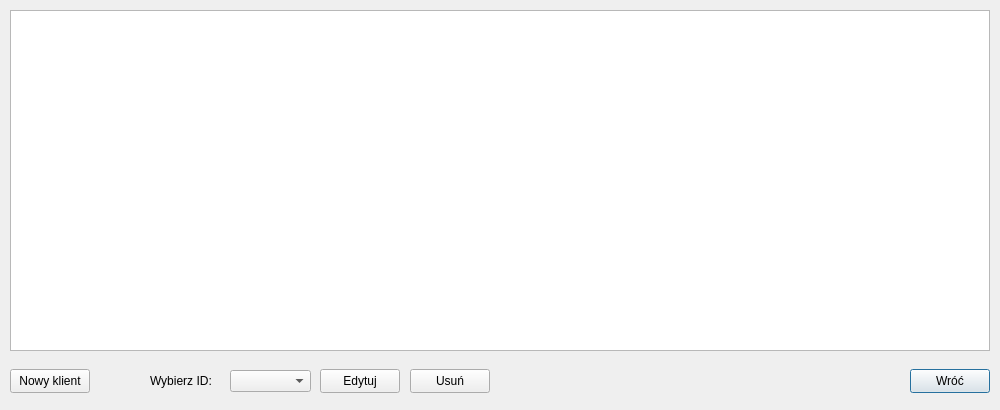
Old version of the form clientswindow.ui in the repository DzimiX/ProgramSprzedazowy.
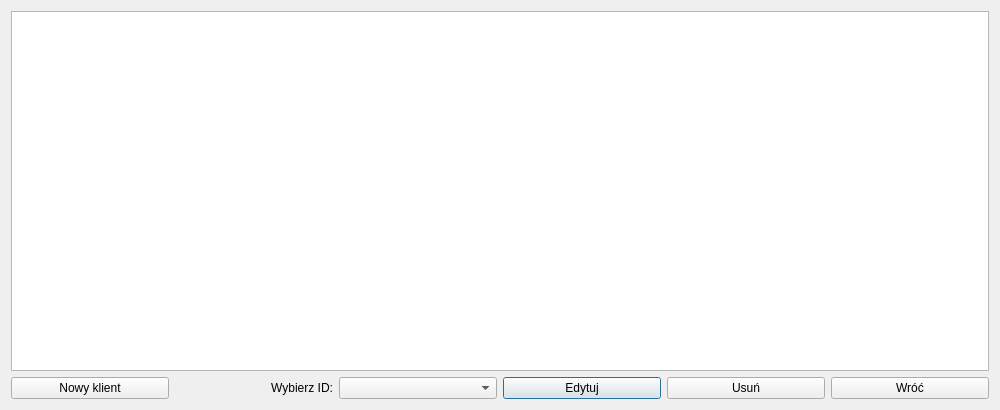
New version of the form.

What changed in the file:
```diff
--- a/clientswindow.ui
+++ b/clientswindow.ui
@@ -13,28 +13,23 @@
   <property name="windowTitle">
    <string>Kontrahenci</string>
   </property>
-  <widget class="QLabel" name="label_6">
-   <property name="geometry">
-    <rect>
-     <x>150</x>
-     <y>370</y>
-     <width>71</width>
-     <height>21</height>
-    </rect>
-   </property>
+  <layout class="QGridLayout" name="gridLayout">
+   <item row="1" column="3">
+    <widget class="QPushButton" name="button_editSelected">
+     <property name="text">
+      <string>Edytuj</string>
+     </property>
+    </widget>
+   </item>
+   <item row="1" column="4">
+    <widget class="QPushButton" name="button_removeSelected">
    <property name="text">
-    <string>Wybierz ID:</string>
-   </property>
-  </widget>
+      <string>Usuń</string>
+     </property>
+    </widget>
+   </item>
+   <item row="0" column="0" colspan="6">
   <widget class="QTableView" name="tableView">
-   <property name="geometry">
-    <rect>
-     <x>10</x>
-     <y>10</y>
-     <width>980</width>
-     <height>341</height>
-    </rect>
-   </property>
    <property name="frameShape">
     <enum>QFrame::StyledPanel</enum>
    </property>
@@ -69,68 +64,32 @@
     <bool>false</bool>
    </attribute>
   </widget>
+   </item>
+   <item row="1" column="5">
   <widget class="QPushButton" name="button_return">
-   <property name="geometry">
-    <rect>
-     <x>910</x>
-     <y>369</y>
-     <width>80</width>
-     <height>24</height>
-    </rect>
-   </property>
    <property name="text">
     <string>Wróć</string>
    </property>
   </widget>
+   </item>
+   <item row="1" column="0">
   <widget class="QPushButton" name="button_newClient">
-   <property name="geometry">
-    <rect>
-     <x>10</x>
-     <y>369</y>
-     <width>80</width>
-     <height>24</height>
-    </rect>
-   </property>
    <property name="text">
     <string>Nowy klient</string>
    </property>
   </widget>
-  <widget class="QPushButton" name="button_removeSelected">
-   <property name="geometry">
-    <rect>
-     <x>410</x>
-     <y>369</y>
-     <width>80</width>
-     <height>24</height>
-    </rect>
-   </property>
+   </item>
+   <item row="1" column="1">
+    <widget class="QLabel" name="label_6">
    <property name="text">
-    <string>Usuń</string>
-   </property>
-  </widget>
-  <widget class="QPushButton" name="button_editSelected">
-   <property name="geometry">
-    <rect>
-     <x>320</x>
-     <y>369</y>
-     <width>80</width>
-     <height>24</height>
-    </rect>
-   </property>
-   <property name="text">
-    <string>Edytuj</string>
-   </property>
-  </widget>
-  <widget class="QComboBox" name="combo_select">
-   <property name="geometry">
-    <rect>
-     <x>230</x>
-     <y>370</y>
-     <width>81</width>
-     <height>22</height>
-    </rect>
-   </property>
-  </widget>
+      <string>&lt;html&gt;&lt;head/&gt;&lt;body&gt;&lt;p align=&quot;right&quot;&gt;Wybierz ID:&lt;/p&gt;&lt;/body&gt;&lt;/html&gt;</string>
+     </property>
+    </widget>
+   </item>
+   <item row="1" column="2">
+    <widget class="QComboBox" name="combo_select"/>
+   </item>
+  </layout>
  </widget>
  <resources/>
  <connections/>
```
Lines whose indentation alone changed are shown as unchanged.
